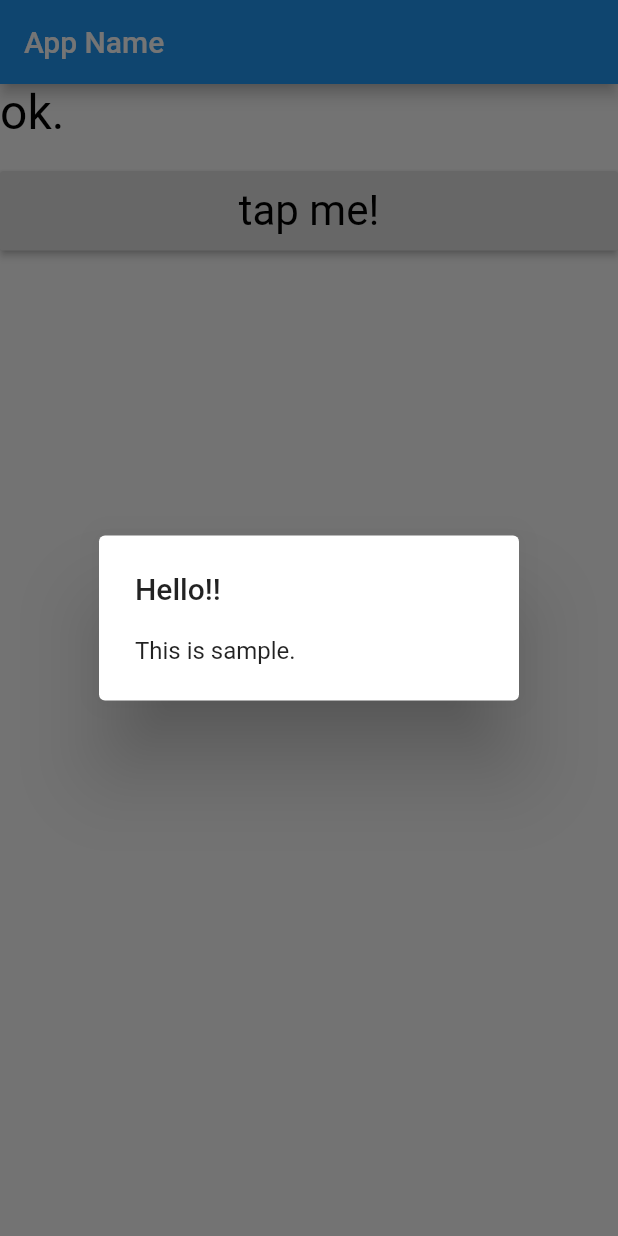
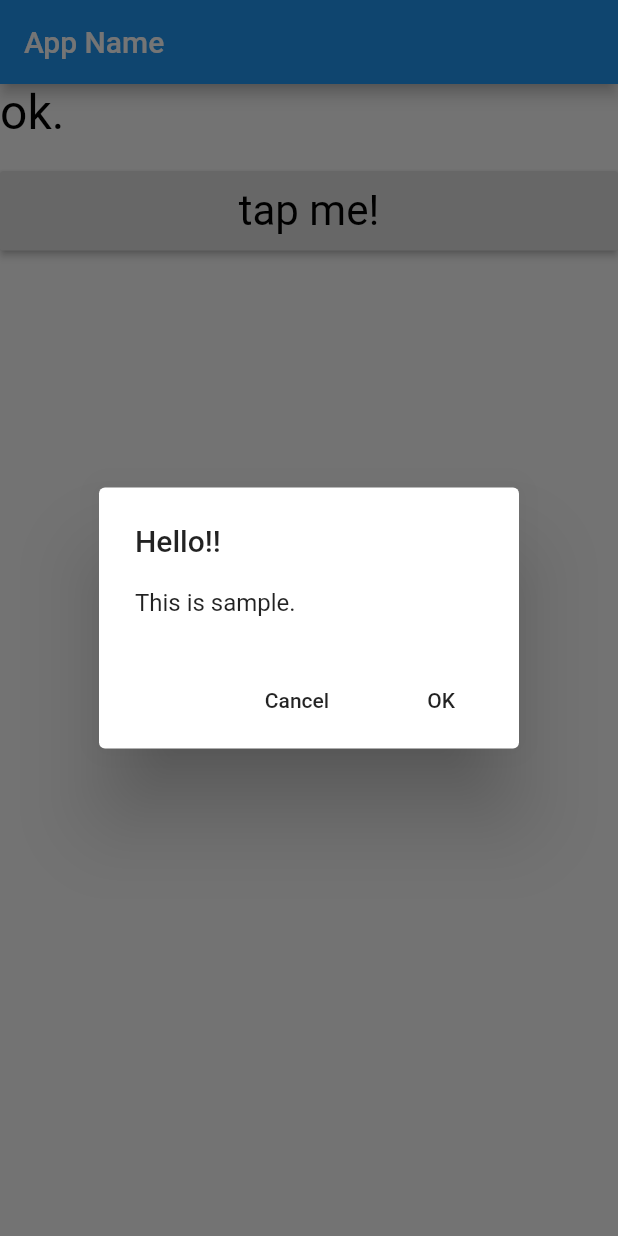
Before and after one commit to mouchi717/flutter_app_intro, a Flutter app: the screen it shows after launch, after a tap on "tap me!", on a phone screen of 412 x 824 dp. Run offline on Flutter 3.47's test engine with Material 2 defaults, Android fonts, the phone set to English and light mode, and no system bars.

Commit message:
リスト4-18 アラートのボタンを利用する

```diff
--- a/lib/4-3/main.dart
+++ b/lib/4-3/main.dart
@@ -81,7 +81,23 @@ class _MyHomePageState extends State<MyHomePage> {
       builder: (BuildContext context) => AlertDialog (
         title: Text("Hello!!"),
         content: Text("This is sample."),
+        actions: <Widget>[
+          FlatButton(
+              onPressed: () => Navigator.pop<String>(context, 'Cancel'),
+              child: Text("Cancel"),
+          ),
+          FlatButton(
+              onPressed: () => Navigator.pop<String>(context, 'OK'),
+              child: Text("OK"),
+          ),
+        ],
       ),
-    );
+    ).then<void>((value) => resultAlert(value));
+  }
+
+  void resultAlert(String value) {
+    setState(() {
+      _message = 'selected: $value';
+    });
   }
 }
```
